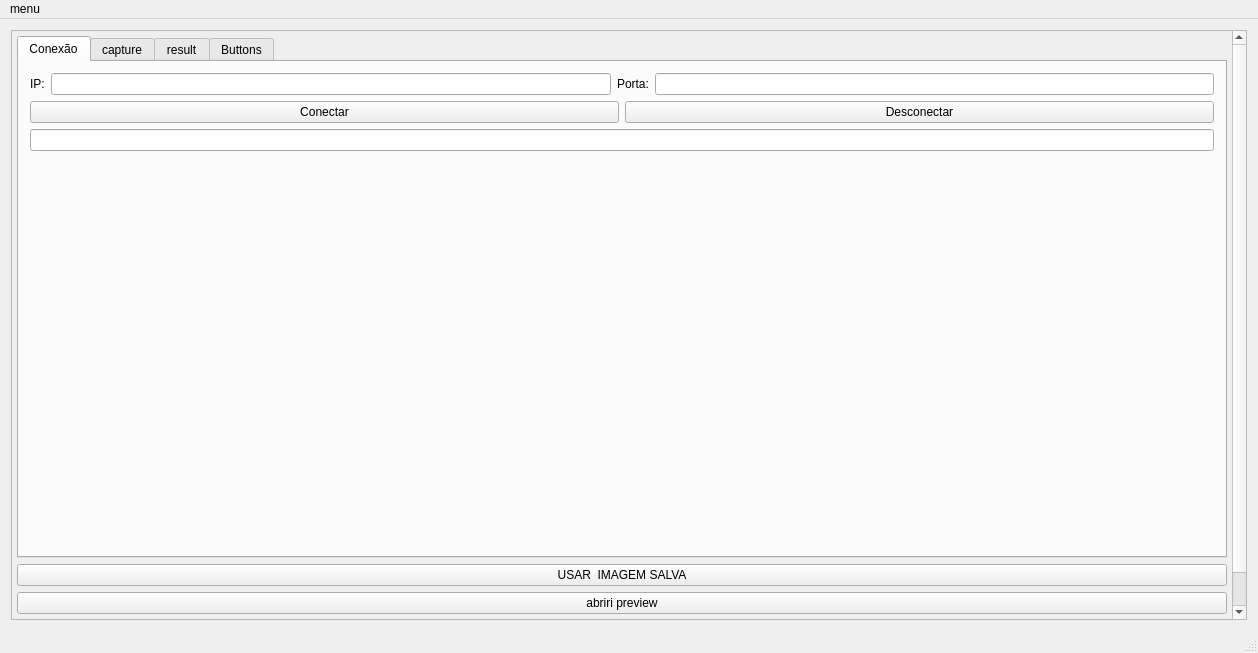
Old version of the form Software-Qt/mainwindow.ui in the repository EngineeringLibrary/BCN3D.
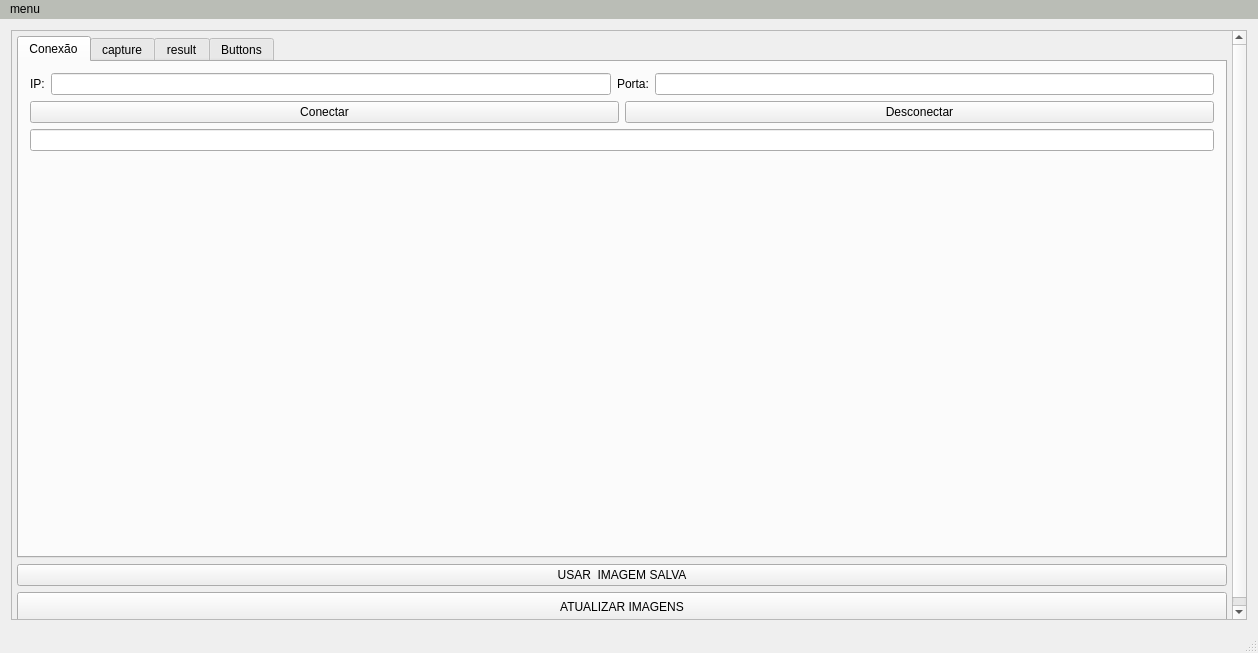
New version of the form. The open tabs and pages were chosen to show the change.

Commit message: organização de codigo e melhoria na interface

```diff
--- a/Software-Qt/mainwindow.ui
+++ b/Software-Qt/mainwindow.ui
@@ -32,7 +32,7 @@
          <x>0</x>
          <y>0</y>
          <width>1224</width>
-         <height>784</height>
+         <height>750</height>
         </rect>
        </property>
        <layout class="QGridLayout" name="gridLayout_8">
@@ -1219,7 +1219,7 @@
           </item>
          </layout>
         </item>
-        <item row="3" column="0">
+        <item row="2" column="0">
          <widget class="QPushButton" name="refresh">
           <property name="sizePolicy">
            <sizepolicy hsizetype="Minimum" vsizetype="Minimum">
@@ -1257,13 +1257,6 @@
           </property>
          </widget>
         </item>
-        <item row="2" column="0">
-         <widget class="QPushButton" name="button_preview">
-          <property name="text">
-           <string>abriri preview</string>
-          </property>
-         </widget>
-        </item>
        </layout>
       </widget>
      </widget>
@@ -1280,6 +1273,9 @@
      <height>25</height>
     </rect>
    </property>
+   <property name="styleSheet">
+    <string notr="true">background-color: rgb(186, 189, 182);</string>
+   </property>
    <widget class="QMenu" name="menumenu">
     <property name="title">
      <string>menu</string>
```
Left out of the diff: 2 changed lines with no effect on the pictures. The commit also changes 6 other files.
